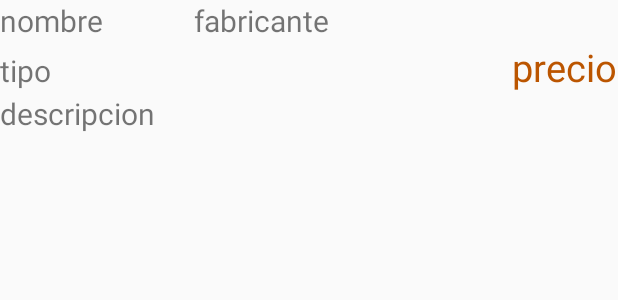
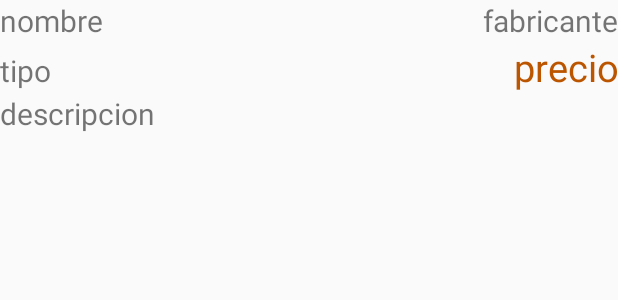
Before and after one commit to Daleier/Proyecto1EvaMobiles, an Android app: the layout layout_elemento_lista_resultado.xml on its own in the app's theme, with its tools: preview values and no code run, on a phone screen of 412 x 824 dp. Shown: the top 300 px of the screen. Run offline under Robolectric (Android 15) with nearby library versions, the phone set to English and light mode, and no system bars.

Commit message:
Cambio interfaz busqueda componente

```diff
--- a/app/src/main/res/layout/activity_resultado_busqueda.xml
+++ b/app/src/main/res/layout/activity_resultado_busqueda.xml
@@ -6,7 +6,7 @@
     android:paddingTop="@dimen/activity_vertical_margin"
     android:paddingBottom="@dimen/activity_vertical_margin"
     tools:context="com.example.dam203.proyecto1eva.aplicacion.ResultadoBusqueda">
-
+<!--
     <LinearLayout
         android:id="@+id/tit"
         android:layout_width="match_parent"
@@ -24,7 +24,7 @@
             android:textSize="30sp"
             android:textColor="#FFFFFF"
             android:layout_weight="1"/>
-    </LinearLayout>
+    </LinearLayout> -->
     <ListView
         android:layout_width="wrap_content"
         android:layout_height="wrap_content"
--- a/app/src/main/res/layout/layout_elemento_lista_resultado.xml
+++ b/app/src/main/res/layout/layout_elemento_lista_resultado.xml
@@ -15,14 +15,16 @@
                 android:layout_width="wrap_content"
                 android:layout_height="wrap_content"
                 android:text="nombre"
-                android:textSize="20sp" />
+                android:textSize="20sp"
+                android:layout_span="2"/>
 
             <TextView
                 android:id="@+id/fabricante"
                 android:layout_width="wrap_content"
                 android:layout_height="wrap_content"
                 android:text="fabricante"
-                android:textSize="20sp" />
+                android:textSize="20sp"
+                android:gravity="end" />
 
         </TableRow>
 
```
